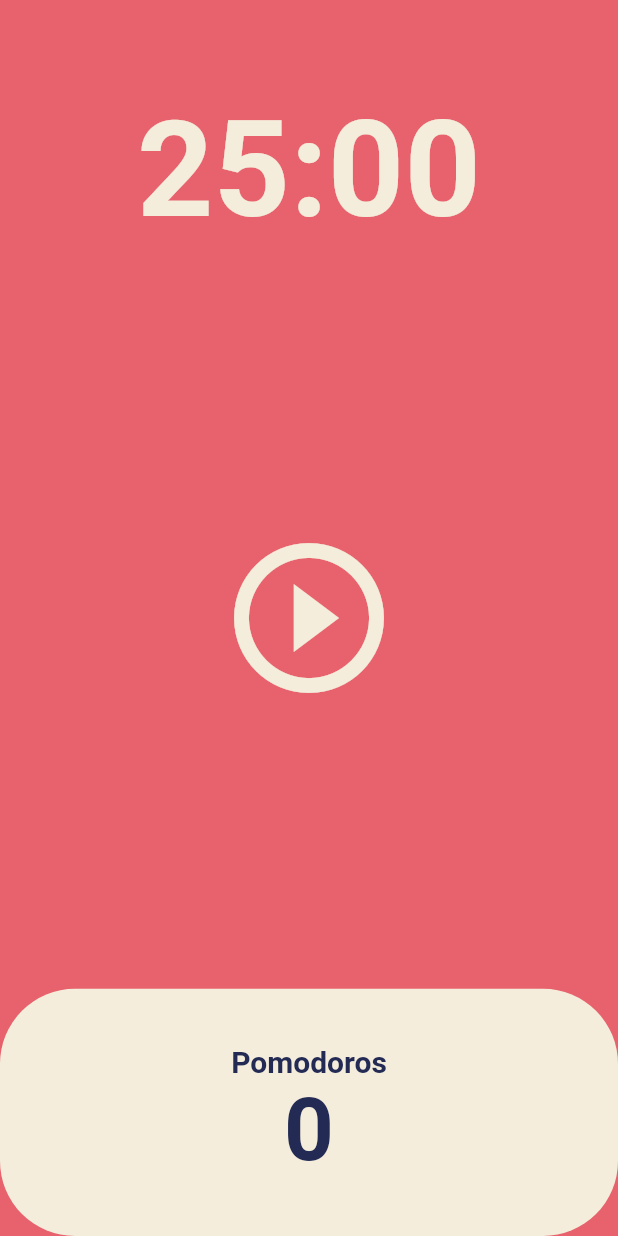
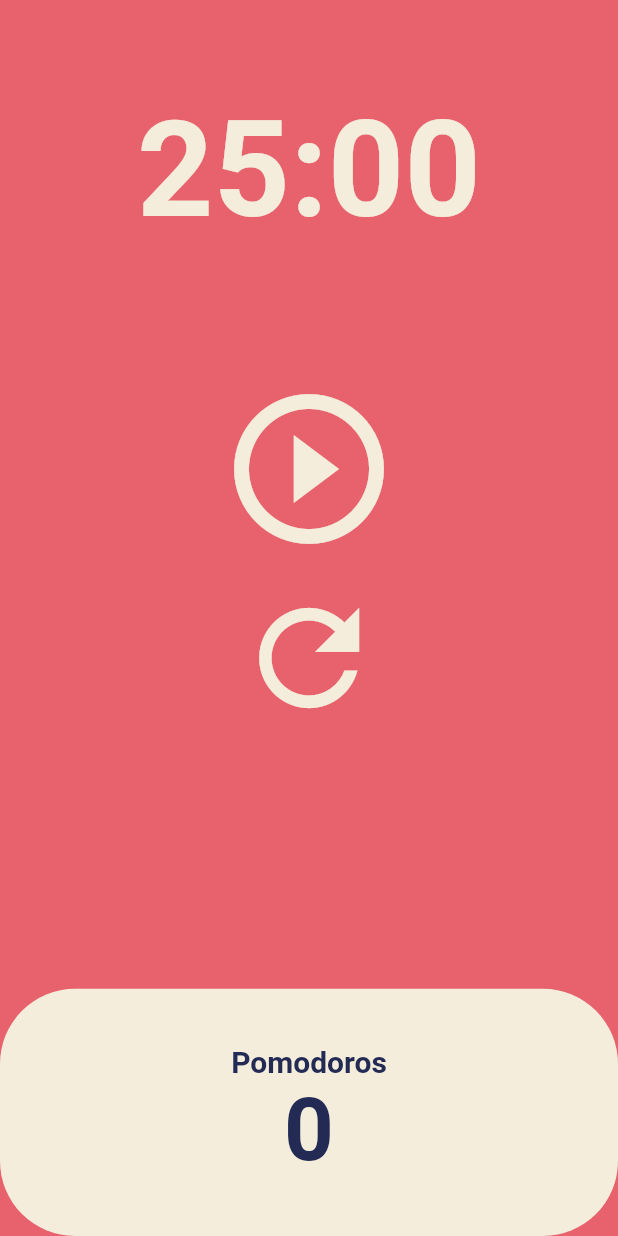
Before and after one commit to sunnyinha/flutter, a Flutter app: the screen it shows after launch, on a phone screen of 412 x 824 dp. Run offline on Flutter 3.47's test engine with Material 2 defaults, Android fonts, the phone set to English and light mode, and no system bars.

Commit message:
포모도로 타이 머 만들기 끝: challenge로 시작버튼 아래에 리셋버튼 만들기

```diff
--- a/pomodoro/flutter3/lib/screens/home_screen.dart
+++ b/pomodoro/flutter3/lib/screens/home_screen.dart
@@ -16,8 +16,15 @@ class _HomeScreenState extends State<HomeScreen> {
   int totalPomodoros = 0;
   late Timer timer;
 
+  void resetPressed() {
+    setState(() {
+      isRunning = false;
+      totalSeconds = twentyFiveMinutes;
+    });
+    timer.cancel();
+  }
+
   void onTick(Timer timer) {
-    //시간이 다되면 reset + 횟수 세기
     if (totalSeconds == 0) {
       setState(() {
         totalPomodoros++;
@@ -55,8 +62,6 @@ class _HomeScreenState extends State<HomeScreen> {
 
   String format(int seconds) {
     var duration = Duration(seconds: seconds);
-    //print를 통해 debug console로 결과값을 살피면서 debuging 할 수 있음.
-    //print(duration.toString().split(".").first.substring(2, 7));
     return duration.toString().split(".").first.substring(2, 7);
   }
 
@@ -82,14 +87,27 @@ class _HomeScreenState extends State<HomeScreen> {
           ),
           Flexible(
             flex: 3,
+            child: Transform.translate(
+              offset: const Offset(0, 80),
               child: Center(
-              child: IconButton(
+                child: Column(
+                  children: [
+                    IconButton(
                       iconSize: 120,
                       color: Theme.of(context).cardColor,
                       onPressed: isRunning ? onPausePressed : onStartPressed,
                       icon: Icon(isRunning
                           ? Icons.pause_circle_outline
                           : Icons.play_circle_outline),
+                    ),
+                    IconButton(
+                      iconSize: 100,
+                      color: Theme.of(context).cardColor,
+                      onPressed: resetPressed,
+                      icon: const Icon(Icons.refresh),
+                    ),
+                  ],
+                ),
               ),
             ),
           ),
```
Lines whose indentation alone changed are shown as unchanged.
